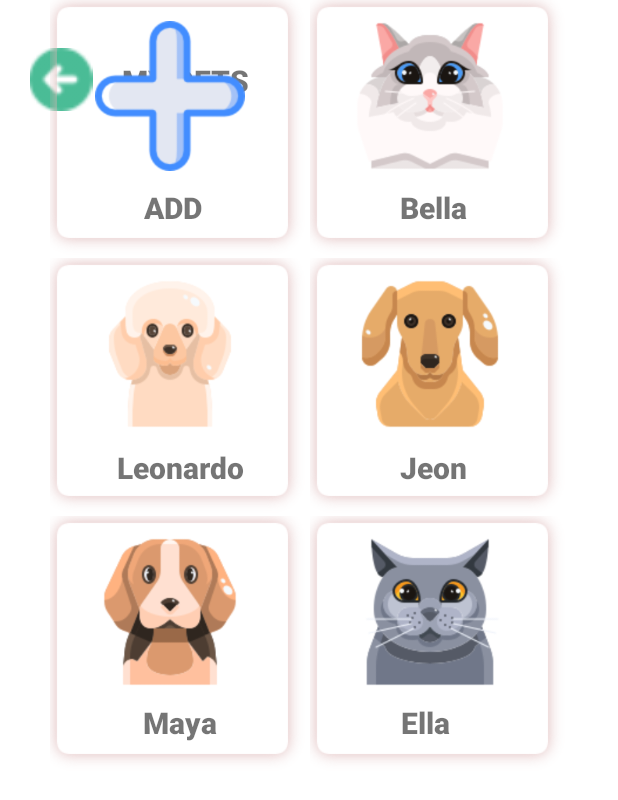
After one commit to Ivyxvl/Gaf01, an Android app: the layout mypet.xml on its own in the app's theme, with its tools: preview values and no code run, on a phone screen of 412 x 824 dp. The commit adds this screen. Shown: the top 800 px of the screen. Run offline under Robolectric (Android 15) with nearby library versions, the phone set to English and light mode, and no system bars.

Commit message:
gaf project

```diff
--- /dev/null
+++ b/app/src/main/java/com/example/petsdiary/Mypet.java
@@ -0,0 +1,4 @@
+package com.example.petsdiary;
+
+public class Mypet {
+}
--- a/app/src/main/res/layout/home.xml
+++ b/app/src/main/res/layout/home.xml
@@ -151,7 +151,7 @@
         android:layout_marginStart="32dp"
         android:layout_marginTop="64dp"
         android:fontFamily="sans-serif-black"
-        android:text="WELCOME"
+        android:text="GAF Diary"
         android:textColor="#565656"
         android:textSize="38dp"
         app:layout_constraintStart_toStartOf="parent"
--- /dev/null
+++ b/app/src/main/res/layout/mypet.xml
@@ -0,0 +1,229 @@
+<?xml version="1.0" encoding="utf-8"?>
+<androidx.constraintlayout.widget.ConstraintLayout xmlns:android="http://schemas.android.com/apk/res/android"
+    xmlns:app="http://schemas.android.com/apk/res-auto"
+    xmlns:tools="http://schemas.android.com/tools"
+    android:layout_width="match_parent"
+    android:layout_height="match_parent">
+
+    <TextView
+        android:id="@+id/textView12"
+        android:layout_width="wrap_content"
+        android:layout_height="wrap_content"
+        android:fontFamily="sans-serif-black"
+        android:text="Bella"
+        android:textSize="20dp"
+        app:layout_constraintBottom_toTopOf="@+id/imageView19"
+        app:layout_constraintEnd_toEndOf="@+id/imageView17"
+        app:layout_constraintHorizontal_bias="0.472"
+        app:layout_constraintStart_toStartOf="@+id/imageView17"
+        app:layout_constraintTop_toBottomOf="@+id/imageView23"
+        app:layout_constraintVertical_bias="0.31" />
+
+    <TextView
+        android:id="@+id/textView11"
+        android:layout_width="wrap_content"
+        android:layout_height="wrap_content"
+        android:fontFamily="sans-serif-black"
+        android:text="ADD"
+        android:textSize="20dp"
+        app:layout_constraintBottom_toTopOf="@+id/imageView18"
+        app:layout_constraintEnd_toStartOf="@+id/imageView17"
+        app:layout_constraintHorizontal_bias="0.511"
+        app:layout_constraintStart_toStartOf="@+id/imageView12"
+        app:layout_constraintTop_toBottomOf="@+id/imageView22"
+        app:layout_constraintVertical_bias="0.31" />
+
+    <ImageView
+        android:id="@+id/imageView20"
+        android:layout_width="184dp"
+        android:layout_height="172dp"
+        android:layout_marginStart="27dp"
+        app:layout_constraintStart_toStartOf="parent"
+        app:layout_constraintTop_toBottomOf="@+id/imageView18"
+        app:srcCompat="@drawable/shadow" />
+
+    <ImageView
+        android:id="@+id/imageView21"
+        android:layout_width="184dp"
+        android:layout_height="172dp"
+        android:layout_marginEnd="27dp"
+        app:layout_constraintEnd_toEndOf="parent"
+        app:layout_constraintTop_toBottomOf="@+id/imageView19"
+        app:srcCompat="@drawable/shadow" />
+
+    <ImageView
+        android:id="@+id/imageView19"
+        android:layout_width="184dp"
+        android:layout_height="172dp"
+        android:layout_marginEnd="27dp"
+        app:layout_constraintEnd_toEndOf="parent"
+        app:layout_constraintTop_toBottomOf="@+id/imageView17"
+        app:srcCompat="@drawable/shadow" />
+
+    <ImageView
+        android:id="@+id/imageView18"
+        android:layout_width="184dp"
+        android:layout_height="172dp"
+        android:layout_marginStart="27dp"
+        app:layout_constraintStart_toStartOf="parent"
+        app:layout_constraintTop_toBottomOf="@+id/imageView12"
+        app:srcCompat="@drawable/shadow" />
+
+    <ImageView
+        android:id="@+id/imageView11"
+        android:layout_width="49dp"
+        android:layout_height="42dp"
+        android:layout_marginStart="16dp"
+        android:layout_marginTop="32dp"
+        app:layout_constraintStart_toStartOf="parent"
+        app:layout_constraintTop_toTopOf="parent"
+        app:srcCompat="@drawable/next" />
+
+    <TextView
+        android:id="@+id/textView10"
+        android:layout_width="wrap_content"
+        android:layout_height="wrap_content"
+        android:layout_marginStart="16dp"
+        android:layout_marginTop="40dp"
+        android:fontFamily="sans-serif-black"
+        android:text="MY PETS"
+        android:textSize="20dp"
+        app:layout_constraintStart_toEndOf="@+id/imageView11"
+        app:layout_constraintTop_toTopOf="parent" />
+
+    <ImageView
+        android:id="@+id/imageView17"
+        android:layout_width="184dp"
+        android:layout_height="172dp"
+        android:layout_marginEnd="27dp"
+        app:layout_constraintEnd_toEndOf="parent"
+        app:srcCompat="@drawable/shadow"
+        tools:layout_editor_absoluteY="185dp" />
+
+    <ImageView
+        android:id="@+id/imageView12"
+        android:layout_width="184dp"
+        android:layout_height="172dp"
+        android:layout_marginStart="27dp"
+        app:layout_constraintStart_toStartOf="parent"
+        app:srcCompat="@drawable/shadow"
+        tools:layout_editor_absoluteY="185dp" />
+
+    <ImageView
+        android:id="@+id/imageView22"
+        android:layout_width="100dp"
+        android:layout_height="104dp"
+        android:layout_marginStart="36dp"
+        android:layout_marginTop="12dp"
+        app:layout_constraintStart_toStartOf="@+id/imageView12"
+        app:layout_constraintTop_toTopOf="@+id/imageView12"
+        app:srcCompat="@drawable/plus" />
+
+    <ImageView
+        android:id="@+id/imageView23"
+        android:layout_width="100dp"
+        android:layout_height="104dp"
+        android:layout_marginStart="36dp"
+        android:layout_marginTop="12dp"
+        app:layout_constraintStart_toStartOf="@+id/imageView17"
+        app:layout_constraintTop_toTopOf="@+id/imageView17"
+        app:srcCompat="@drawable/petpic1" />
+
+    <ImageView
+        android:id="@+id/imageView24"
+        android:layout_width="100dp"
+        android:layout_height="104dp"
+        android:layout_marginStart="36dp"
+        android:layout_marginTop="12dp"
+        app:layout_constraintStart_toStartOf="@+id/imageView18"
+        app:layout_constraintTop_toTopOf="@+id/imageView18"
+        app:srcCompat="@drawable/petpic2" />
+
+    <ImageView
+        android:id="@+id/imageView25"
+        android:layout_width="100dp"
+        android:layout_height="104dp"
+        android:layout_marginStart="36dp"
+        android:layout_marginTop="12dp"
+        app:layout_constraintStart_toStartOf="@+id/imageView19"
+        app:layout_constraintTop_toTopOf="@+id/imageView19"
+        app:srcCompat="@drawable/petpic3" />
+
+    <ImageView
+        android:id="@+id/imageView26"
+        android:layout_width="100dp"
+        android:layout_height="104dp"
+        android:layout_marginStart="36dp"
+        android:layout_marginTop="12dp"
+        app:layout_constraintStart_toStartOf="@+id/imageView20"
+        app:layout_constraintTop_toTopOf="@+id/imageView20"
+        app:srcCompat="@drawable/petpic4" />
+
+    <ImageView
+        android:id="@+id/imageView27"
+        android:layout_width="100dp"
+        android:layout_height="104dp"
+        android:layout_marginStart="36dp"
+        android:layout_marginTop="12dp"
+        app:layout_constraintStart_toStartOf="@+id/imageView21"
+        app:layout_constraintTop_toTopOf="@+id/imageView21"
+        app:srcCompat="@drawable/petpic5" />
+
+    <TextView
+        android:id="@+id/textView13"
+        android:layout_width="wrap_content"
+        android:layout_height="wrap_content"
+        android:fontFamily="sans-serif-black"
+        android:text="Leonardo"
+        android:textSize="20dp"
+
+        app:layout_constraintBottom_toTopOf="@+id/imageView20"
+        app:layout_constraintEnd_toStartOf="@+id/imageView19"
+        app:layout_constraintHorizontal_bias="0.574"
+        app:layout_constraintStart_toStartOf="@+id/imageView18"
+        app:layout_constraintTop_toBottomOf="@+id/imageView24"
+        app:layout_constraintVertical_bias="0.344" />
+
+    <TextView
+        android:id="@+id/textView14"
+        android:layout_width="wrap_content"
+        android:layout_height="wrap_content"
+        android:fontFamily="sans-serif-black"
+        android:text="Jeon"
+        android:textSize="20dp"
+        app:layout_constraintBottom_toTopOf="@+id/imageView21"
+        app:layout_constraintEnd_toEndOf="@+id/imageView19"
+        app:layout_constraintHorizontal_bias="0.474"
+        app:layout_constraintStart_toStartOf="@+id/imageView19"
+        app:layout_constraintTop_toBottomOf="@+id/imageView25"
+        app:layout_constraintVertical_bias="0.344" />
+
+    <TextView
+        android:id="@+id/textView15"
+        android:layout_width="wrap_content"
+        android:layout_height="wrap_content"
+        android:fontFamily="sans-serif-black"
+        android:text="Maya"
+        android:textSize="20dp"
+        app:layout_constraintBottom_toBottomOf="@+id/imageView20"
+        app:layout_constraintEnd_toEndOf="@+id/imageView20"
+        app:layout_constraintHorizontal_bias="0.503"
+        app:layout_constraintStart_toStartOf="@+id/imageView20"
+        app:layout_constraintTop_toBottomOf="@+id/imageView26"
+        app:layout_constraintVertical_bias="0.275" />
+
+    <TextView
+        android:id="@+id/textView16"
+        android:layout_width="wrap_content"
+        android:layout_height="wrap_content"
+        android:fontFamily="sans-serif-black"
+
+        android:text="Ella"
+        android:textSize="20dp"
+        app:layout_constraintBottom_toBottomOf="@+id/imageView21"
+        app:layout_constraintEnd_toEndOf="@+id/imageView21"
+        app:layout_constraintHorizontal_bias="0.44"
+        app:layout_constraintStart_toStartOf="@+id/imageView21"
+        app:layout_constraintTop_toBottomOf="@+id/imageView27"
+        app:layout_constraintVertical_bias="0.275" />
+</androidx.constraintlayout.widget.ConstraintLayout>
```
Also changed, not shown: app/src/main/java/com/example/petsdiary/Home.java (added, +33 -0 lines), app/src/main/res/layout/appointments.xml (added, +109 -0 lines), app/src/main/res/drawable/next.png (added), app/src/main/res/drawable/petpic1.png (added), app/src/main/res/drawable/petpic2.png (added), app/src/main/res/drawable/petpic3.png (added), app/src/main/res/drawable/petpic4.png (added), app/src/main/res/drawable/petpic5.png (added), app/src/main/res/drawable/plus.png (added).
